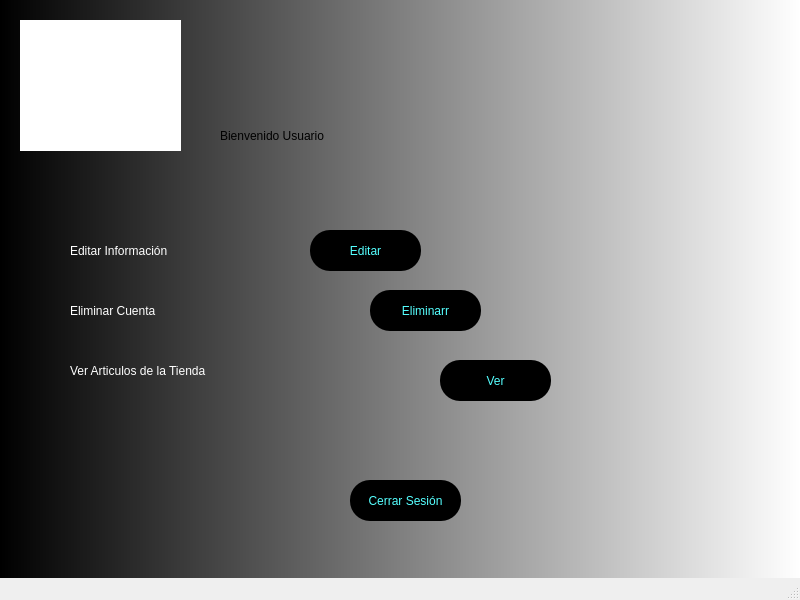
Qt form Fase_2/Backend/Frontend/Paginas/Bienvenido.ui (NatalyDuarte/-EDD_2S-BatallaNaval_202001570) before a commit.
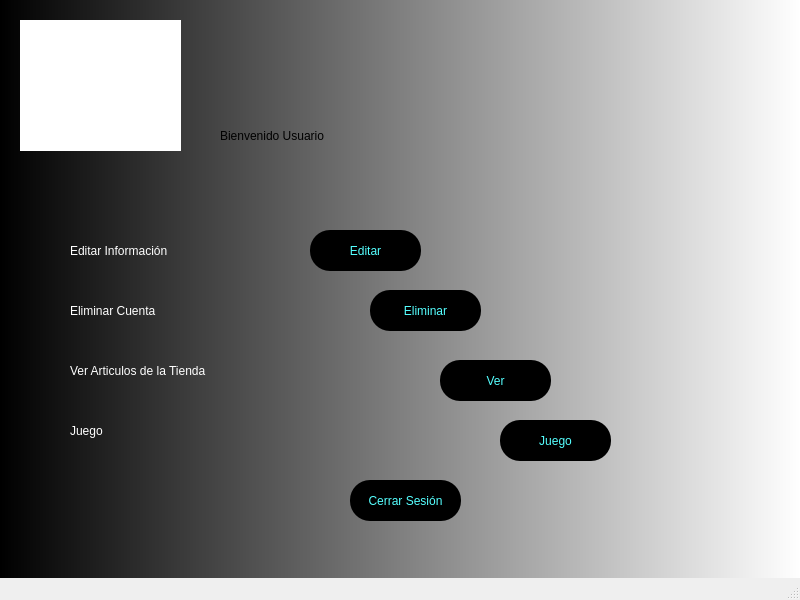
The same form after that commit. Icons and pictures are not drawn.

Diff of the .ui file:
```diff
--- a/Fase_2/Backend/Frontend/Paginas/Bienvenido.ui
+++ b/Fase_2/Backend/Frontend/Paginas/Bienvenido.ui
@@ -124,7 +124,7 @@
 border-radius:20px;</string>
     </property>
     <property name="text">
-     <string>Eliminarr</string>
+     <string>Eliminar</string>
     </property>
    </widget>
    <widget class="QPushButton" name="pushButton_3">
@@ -179,6 +179,41 @@
      <string>Bienvenido Usuario</string>
     </property>
    </widget>
+   <widget class="QLabel" name="label_6">
+    <property name="geometry">
+     <rect>
+      <x>70</x>
+      <y>420</y>
+      <width>241</width>
+      <height>21</height>
+     </rect>
+    </property>
+    <property name="styleSheet">
+     <string notr="true">font: 87 12pt &quot;Arial Black&quot;;
+color: rgb(255, 255, 255);</string>
+    </property>
+    <property name="text">
+     <string>Juego</string>
+    </property>
+   </widget>
+   <widget class="QPushButton" name="pushButton_5">
+    <property name="geometry">
+     <rect>
+      <x>500</x>
+      <y>420</y>
+      <width>111</width>
+      <height>41</height>
+     </rect>
+    </property>
+    <property name="styleSheet">
+     <string notr="true">background-color: rgb(0, 0, 0);
+color: rgb(85, 255, 255);
+border-radius:20px;</string>
+    </property>
+    <property name="text">
+     <string>Juego</string>
+    </property>
+   </widget>
   </widget>
   <widget class="QMenuBar" name="menubar">
    <property name="geometry">
```
Left out of the diff: 2 changed lines with no effect on the pictures.
